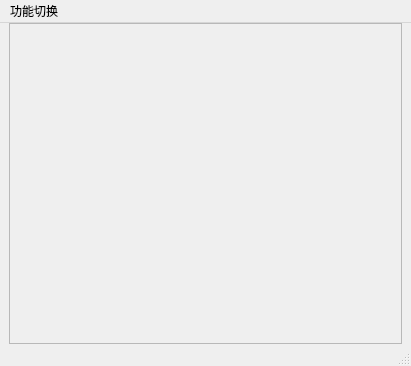
The window that src/mainwindow.ui (Dragon-qing/ToolKit) describes before a commit, drawn with Qt 5.
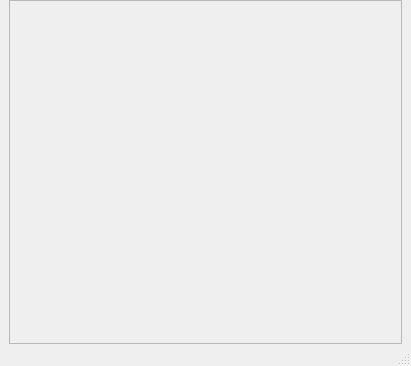
The same window after the commit.

The edit to the form file:
```diff
--- a/src/mainwindow.ui
+++ b/src/mainwindow.ui
@@ -37,13 +37,13 @@
       </property>
       <layout class="QVBoxLayout" name="verticalLayout_2">
        <property name="leftMargin">
-        <number>9</number>
+        <number>3</number>
        </property>
        <property name="topMargin">
         <number>0</number>
        </property>
        <property name="rightMargin">
-        <number>9</number>
+        <number>3</number>
        </property>
        <property name="bottomMargin">
         <number>0</number>
@@ -62,16 +62,6 @@
      <height>21</height>
     </rect>
    </property>
-   <widget class="QMenu" name="menu">
-    <property name="title">
-     <string>功能切换</string>
-    </property>
-    <addaction name="action_1"/>
-    <addaction name="action_2"/>
-    <addaction name="separator"/>
-    <addaction name="action_4"/>
-   </widget>
-   <addaction name="menu"/>
   </widget>
   <widget class="QStatusBar" name="statusbar"/>
   <action name="action_1">
```
Left out of the diff: 2 changed lines with no effect on the pictures.
